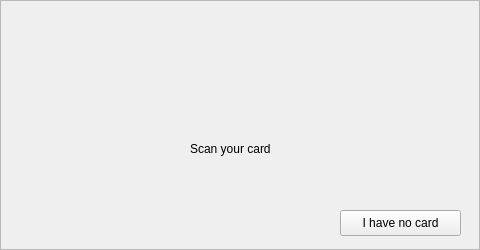
tillgo/ring-doorbell, file bell-client/ui-designer/Main-Window.ui: the form before one commit.
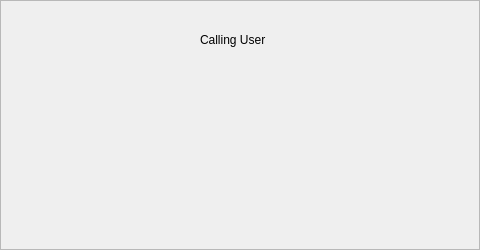
The form after the commit. Icons and pictures are not drawn.

The edit to the form file:
```diff
--- a/bell-client/ui-designer/Main-Window.ui
+++ b/bell-client/ui-designer/Main-Window.ui
@@ -74,6 +74,34 @@
           <string>Welcome User:</string>
          </property>
         </widget>
+        <widget class="QPushButton" name="call_user_btn">
+         <property name="geometry">
+          <rect>
+           <x>190</x>
+           <y>120</y>
+           <width>87</width>
+           <height>26</height>
+          </rect>
+         </property>
+         <property name="text">
+          <string>Call User</string>
+         </property>
+        </widget>
+       </widget>
+       <widget class="QWidget" name="call_page">
+        <widget class="QLabel" name="label">
+         <property name="geometry">
+          <rect>
+           <x>190</x>
+           <y>20</y>
+           <width>81</width>
+           <height>20</height>
+          </rect>
+         </property>
+         <property name="text">
+          <string>Calling User</string>
+         </property>
+        </widget>
        </widget>
        <widget class="QWidget" name="greeting_page">
         <widget class="QLabel" name="nfc_card_icon">
```
